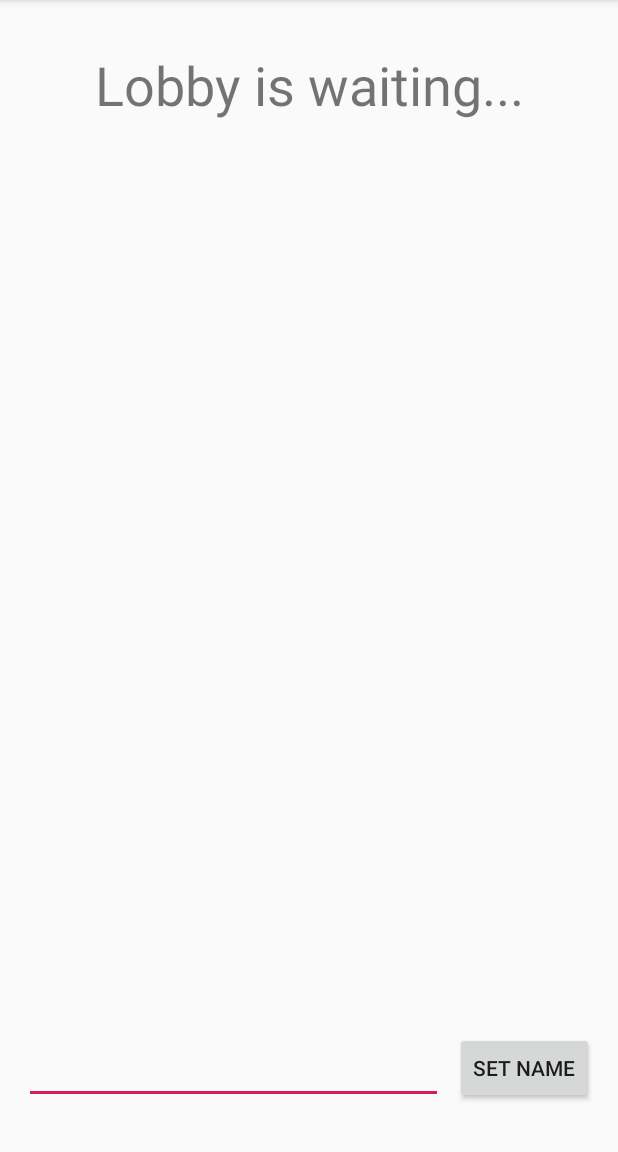
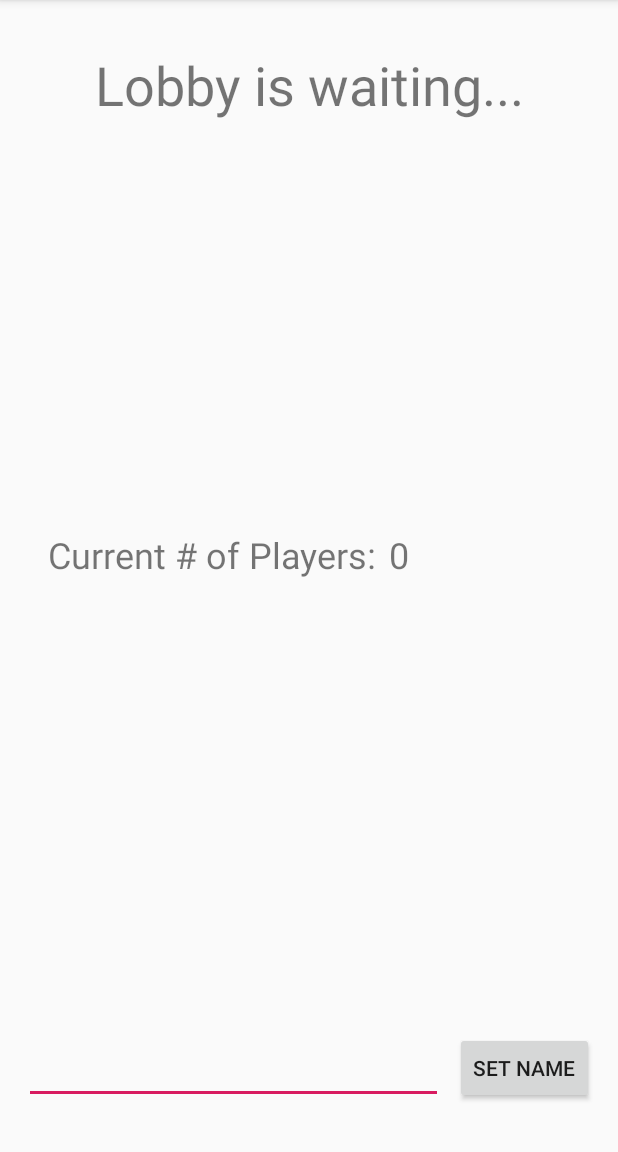
Before and after one commit to michaelrfoster/Software-wolf, an Android app: the screen it shows after launch (LobbyActivity), on a phone screen of 412 x 824 dp, the part 84-1236 px from its top. Run offline under Robolectric (Android 15) with nearby library versions, the phone set to English and light mode, and no system bars; our stand-ins replace Firebase (no records; nobody signed in at launch, a user with empty details on screens opened directly); libraries missing offline, so code that uses them is left out: com.firebase.ui; 4 statements that could not run were skipped.

```diff
--- a/app/src/main/java/com/mrfoster/software_wolf/LobbyActivity.java
+++ b/app/src/main/java/com/mrfoster/software_wolf/LobbyActivity.java
@@ -1,5 +1,6 @@
 package com.mrfoster.software_wolf;
 
+import androidx.annotation.NonNull;
 import androidx.appcompat.app.AppCompatActivity;
 
 import android.content.Intent;
@@ -7,6 +8,7 @@ import android.os.Bundle;
 import android.util.Log;
 import android.view.View;
 import android.widget.EditText;
+import android.widget.TextView;
 import android.widget.Toast;
 
 import com.firebase.ui.auth.AuthUI;
@@ -77,6 +79,19 @@ public class LobbyActivity extends AppCompatActivity {
             }
         };
         StaticVars.gameStateReference.addValueEventListener(gameStateListener);
+
+        final TextView playerCountTextView = findViewById(R.id.playerCountTextView);
+        FirebaseDatabase.getInstance().getReference().child("players").addValueEventListener(new ValueEventListener() {
+            @Override
+            public void onDataChange(@NonNull DataSnapshot dataSnapshot) {
+                playerCountTextView.setText(Long.toString(dataSnapshot.getChildrenCount()));
+            }
+
+            @Override
+            public void onCancelled(@NonNull DatabaseError databaseError) {
+
+            }
+        });
     }
 
     private void refusePlayer() {
@@ -96,4 +111,6 @@ public class LobbyActivity extends AppCompatActivity {
         StaticVars.player.setName(changeNameEditText.getText().toString());
         FirebaseDatabase.getInstance().getReference().child("players").child(StaticVars.playerId).child("name").setValue(StaticVars.player.getName());
     }
+
+
 }
--- a/app/src/main/res/layout/activity_lobby.xml
+++ b/app/src/main/res/layout/activity_lobby.xml
@@ -38,4 +38,27 @@
         android:text="Set Name"
         app:layout_constraintBottom_toBottomOf="parent"
         app:layout_constraintEnd_toEndOf="parent" />
+
+    <TextView
+        android:id="@+id/playerCountLabelTextView"
+        android:layout_width="wrap_content"
+        android:layout_height="wrap_content"
+        android:layout_marginStart="32dp"
+        android:layout_marginBottom="32dp"
+        android:text="Current # of Players:"
+        android:textSize="24sp"
+        app:layout_constraintBottom_toTopOf="@+id/changeNameExitText"
+        app:layout_constraintStart_toStartOf="parent"
+        app:layout_constraintTop_toBottomOf="@+id/WaitingTextView" />
+
+    <TextView
+        android:id="@+id/playerCountTextView"
+        android:layout_width="wrap_content"
+        android:layout_height="wrap_content"
+        android:layout_marginStart="8dp"
+        android:text="NA"
+        android:textSize="24sp"
+        app:layout_constraintBottom_toBottomOf="@+id/playerCountLabelTextView"
+        app:layout_constraintStart_toEndOf="@+id/playerCountLabelTextView"
+        app:layout_constraintTop_toTopOf="@+id/playerCountLabelTextView" />
 </androidx.constraintlayout.widget.ConstraintLayout>
```
